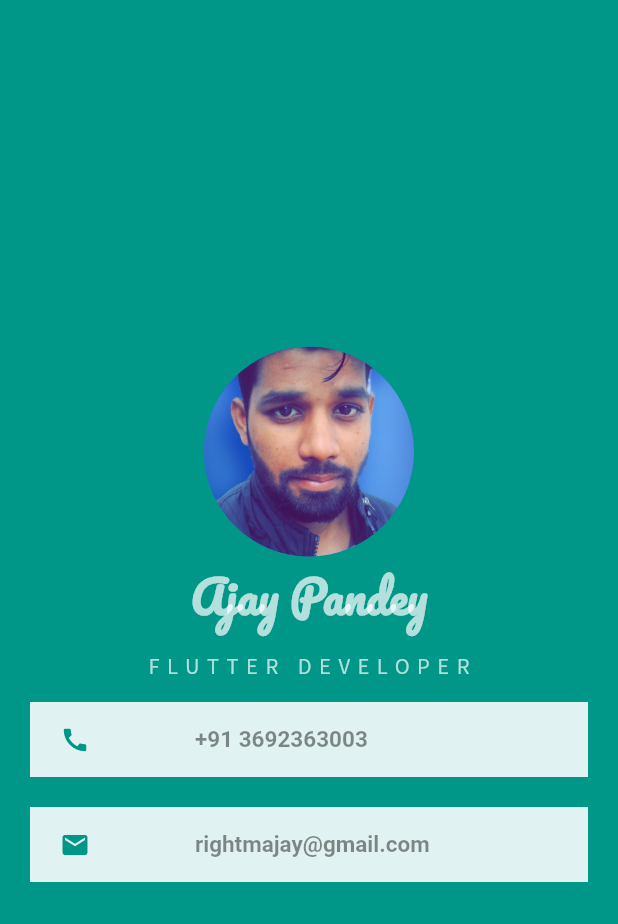
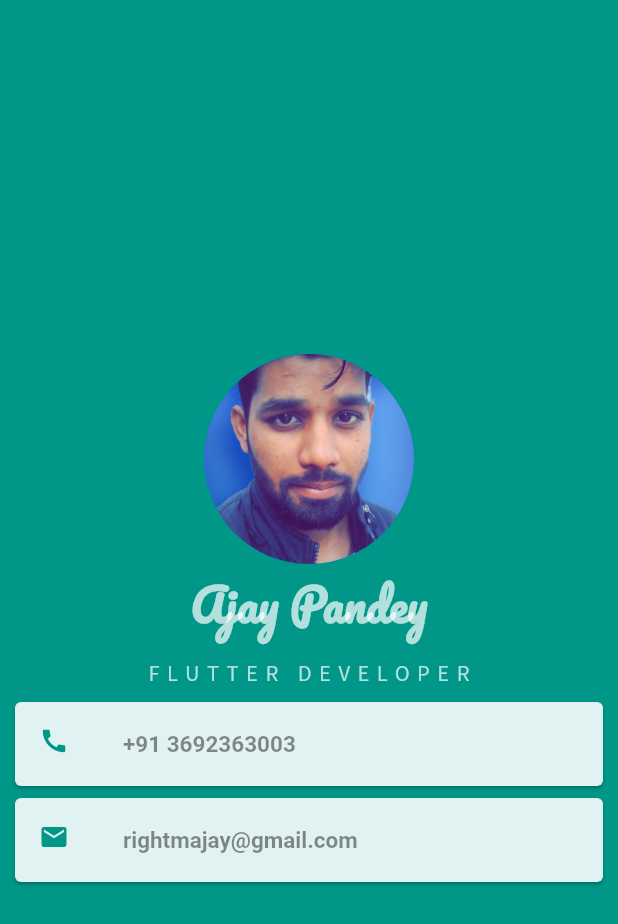
Before and after one commit to GittyAjay/BuisnessCard, a Flutter app: the screen it shows after launch, on a phone screen of 412 x 824 dp. Shown: the top 924 px of the screen. Run offline on Flutter 3.47's test engine with Material 2 defaults, Android fonts, the phone set to English and light mode, and no system bars.

Commit message:
last commited

```diff
--- a/lib/main.dart
+++ b/lib/main.dart
@@ -40,54 +40,103 @@ class Dessign extends StatelessWidget {
                         letterSpacing: 5
                       ),
                       ),
-                      Container(
+//Without Card
+//                      Container(
+//                        color: Colors.teal.shade50,
+//                        padding: EdgeInsets.symmetric(vertical: 15,horizontal: 20),
+//                        margin: EdgeInsets.symmetric(vertical: 15,horizontal: 20),
+//                        child: Row(
+//                          children: <Widget>[
+//                            Icon(
+//                              Icons.call,
+//                              size: 20,
+//                              color: Colors.teal,
+//                            ),
+//                            SizedBox(
+//                              width: 70,
+//                            ),
+//                            Text('+91 3692363003',
+//                            style: TextStyle(
+//                              fontSize: 15,
+//                              color: Colors.black45,
+//                              fontWeight: FontWeight.bold
+//                            ),
+//                            )
+//                          ],
+//                        ),
+//                      ),
+//                      Container(
+//                        color: Colors.teal.shade50,
+//                        padding: EdgeInsets.symmetric(vertical: 15,horizontal: 20),
+//                        margin: EdgeInsets.symmetric(vertical: 5,horizontal: 20),
+//                        child: Row(
+//                          children: <Widget>[
+//                            Icon(
+//                              Icons.email,
+//                              size: 20,
+//                              color: Colors.teal,
+//                            ),
+//                            SizedBox(
+//                              width: 70,
+//                            ),
+//                            Text('rightmajay@gmail.com',
+//                              style: TextStyle(
+//                                  fontSize: 15,
+//                                  color: Colors.black45,
+//                                  fontWeight: FontWeight.bold
+//                              ),
+//                            )
+//                          ],
+//                        ),
+//                      )//
+                    SizedBox(
+                      height: 10,
+                    ),
+                      //With Card Widget
+                      Card(
+                        margin: EdgeInsets.symmetric(horizontal: 10),
                         color: Colors.teal.shade50,
-                        padding: EdgeInsets.symmetric(vertical: 15,horizontal: 20),
-                        margin: EdgeInsets.symmetric(vertical: 15,horizontal: 20),
-                        child: Row(
-                          children: <Widget>[
-                            Icon(
+                        child: Container(
+                          child: ListTile(
+                            leading: Icon(
                               Icons.call,
                                 size: 20,
                                color: Colors.teal,
                              ),
-                            SizedBox(
-                              width: 70,
-                            ),
-                            Text('+91 3692363003',
+                            title:   Text('+91 3692363003',
                               style: TextStyle(
                                 fontSize: 15,
                                 color: Colors.black45,
                                 fontWeight: FontWeight.bold
                               ),
-                            )
-                          ],
                               ),
                           ),
-                      Container(
+                        ),
+                      ),
+                      SizedBox(
+                        height: 8,
+                      ),
+                      Card(
+                        margin: EdgeInsets.symmetric(horizontal:10 ),
                         color: Colors.teal.shade50,
-                        padding: EdgeInsets.symmetric(vertical: 15,horizontal: 20),
-                        margin: EdgeInsets.symmetric(vertical: 5,horizontal: 20),
-                        child: Row(
-                          children: <Widget>[
-                            Icon(
+                        child: Container(
+                          child: ListTile(
+                            leading: Icon(
                               Icons.email,
                               size: 20,
                               color: Colors.teal,
                             ),
-                            SizedBox(
-                              width: 70,
-                            ),
-                            Text('rightmajay@gmail.com',
+                            title:    Text('rightmajay@gmail.com',
                               style: TextStyle(
                                   fontSize: 15,
                                   color: Colors.black45,
                                   fontWeight: FontWeight.bold
                               ),
-                            )
-                          ],
                             ),
-                      )
+                          ),
+                        ),
+                      ),
+
                     ],
                   )
                 ),
```
Also changed, not shown: App-Screenshot/BuisnessCard-screenshot1.jpeg (added). Lines whose indentation alone changed are shown as unchanged.
